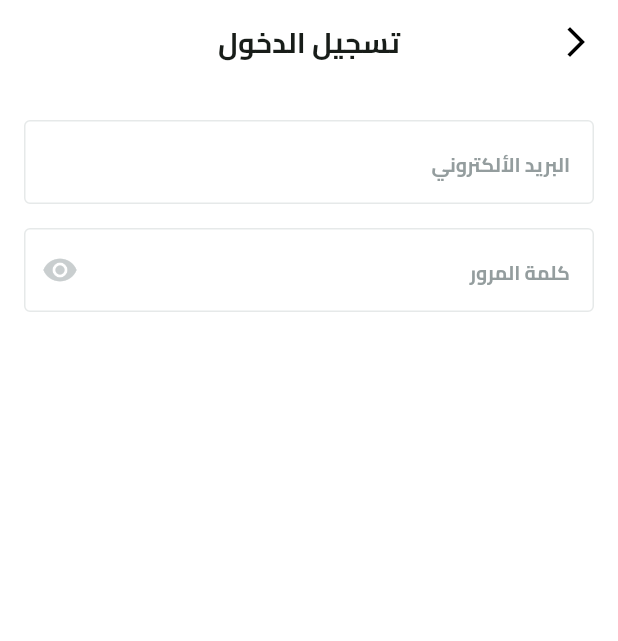
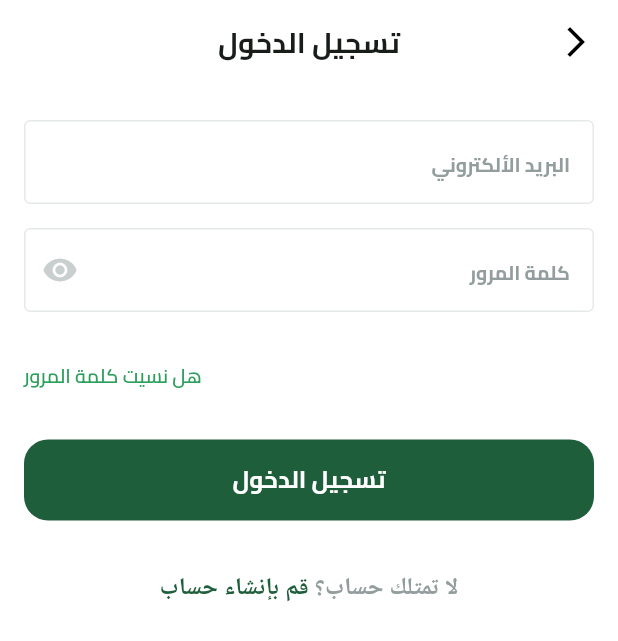
Before and after one commit to 7mk4a/fruits_ecommerce, a Flutter app: the screen it shows after launch, after a tap on "تخطي", on a phone screen of 412 x 824 dp. Shown: the top 641 px of the screen. Run offline on Flutter 3.47's test engine with Material 3 defaults, Android fonts, the phone set to English and light mode, and no system bars; our stand-ins replace dots_indicator, flutter_svg, shared_preferences.

Commit message:
added sign in button and forget password and create account

```diff
--- a/lib/core/widgets/custom_button.dart
+++ b/lib/core/widgets/custom_button.dart
@@ -1,5 +1,6 @@
 import 'package:flutter/material.dart';
 import 'package:fruits_ecommerce/core/utils/app_colors.dart';
+import 'package:fruits_ecommerce/core/utils/app_text_styles.dart';
 
 class CustomButton extends StatelessWidget {
   const CustomButton({super.key, required this.onPressed, required this.text});
@@ -19,7 +20,10 @@ class CustomButton extends StatelessWidget {
             borderRadius: BorderRadius.circular(16),
           ),
         ),
-        child: Text(text, style: TextStyle(color: Colors.white)),
+        child: Text(
+          text,
+          style: TextStyles.bold16.copyWith(color: Colors.white),
+        ),
       ),
     );
   }
--- a/lib/features/auth/presentation/views/login_view_body.dart
+++ b/lib/features/auth/presentation/views/login_view_body.dart
@@ -1,5 +1,9 @@
+import 'package:flutter/gestures.dart';
 import 'package:flutter/material.dart';
 import 'package:fruits_ecommerce/constants.dart';
+import 'package:fruits_ecommerce/core/utils/app_colors.dart';
+import 'package:fruits_ecommerce/core/utils/app_text_styles.dart';
+import 'package:fruits_ecommerce/core/widgets/custom_button.dart';
 import 'package:fruits_ecommerce/core/widgets/custom_text_form_field.dart';
 
 class LoginViewBody extends StatelessWidget {
@@ -23,6 +27,46 @@ class LoginViewBody extends StatelessWidget {
               textInputType: TextInputType.emailAddress,
               suffixIcon: Icon(Icons.remove_red_eye, color: Color(0XFFC9CECF)),
             ),
+            SizedBox(height: 33),
+            Row(
+              mainAxisAlignment: MainAxisAlignment.end,
+              children: [
+                Text(
+                  'هل نسيت كلمة المرور',
+                  style: TextStyles.semiBold13.copyWith(
+                    color: AppColors.lightPrimaryColor,
+                  ),
+                ),
+              ],
+            ),
+            SizedBox(height: 33),
+            CustomButton(onPressed: () {}, text: 'تسجيل الدخول'),
+            SizedBox(height: 33),
+            Text.rich(
+              TextSpan(
+                children: [
+                  TextSpan(
+                    text: 'لا تمتلك حساب؟',
+                    style: TextStyles.semiBold16.copyWith(
+                      color: const Color(0xFF949D9E),
+                    ),
+                  ),
+                  TextSpan(
+                    text: ' ',
+                    style: TextStyles.semiBold16.copyWith(
+                      color: const Color(0xFF616A6B),
+                    ),
+                  ),
+                  TextSpan(
+                    text: 'قم بإنشاء حساب',
+                    style: TextStyles.semiBold16.copyWith(
+                      color: AppColors.primaryColor,
+                    ),
+                  ),
+                ],
+              ),
+              textAlign: TextAlign.center,
+            ),
           ],
         ),
       ),
```
